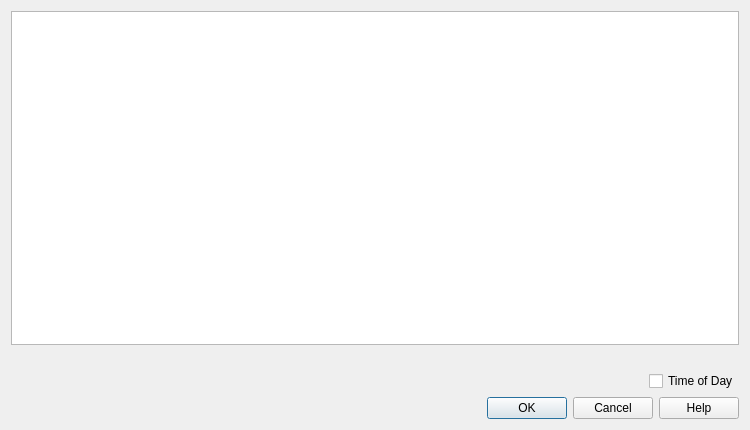
Above: ui/qt/voip_calls_dialog.ui from deepin-community/wireshark before the change. Below: the same form after it.
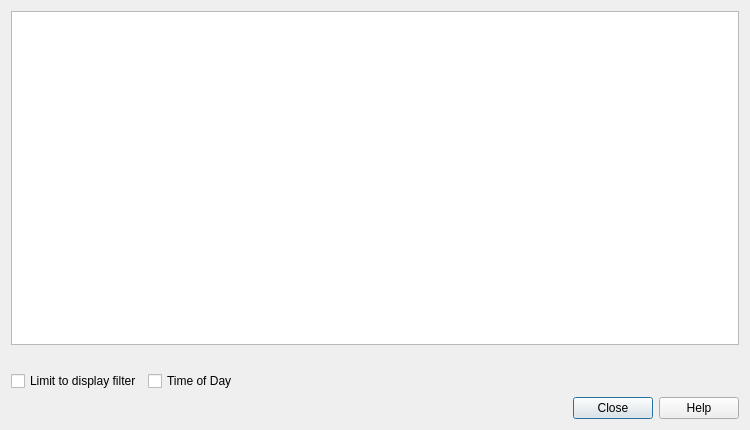
That is the form after the change.

Diff of the .ui file:
```diff
--- a/ui/qt/voip_calls_dialog.ui
+++ b/ui/qt/voip_calls_dialog.ui
@@ -42,6 +42,23 @@
    </item>
    <item>
     <layout class="QHBoxLayout" name="horizontalLayout">
+     <item>
+      <widget class="QCheckBox" name="displayFilterCheckBox">
+       <property name="toolTip">
+        <string>&lt;html&gt;&lt;head/&gt;&lt;body&gt;&lt;p&gt;Only show conversations matching the current display filter&lt;/p&gt;&lt;/body&gt;&lt;/html&gt;</string>
+       </property>
+       <property name="text">
+        <string>Limit to display filter</string>
+       </property>
+      </widget>
+     </item>
+     <item>
+      <widget class="QCheckBox" name="todCheckBox">
+       <property name="text">
+        <string>Time of Day</string>
+       </property>
+      </widget>
+     </item>
      <item>
       <spacer name="horizontalSpacer">
        <property name="orientation">
@@ -55,13 +72,6 @@
        </property>
       </spacer>
      </item>
-     <item>
-      <widget class="QCheckBox" name="todCheckBox">
-       <property name="text">
-        <string>Time of Day</string>
-       </property>
-      </widget>
-     </item>
     </layout>
    </item>
    <item>
@@ -70,7 +80,7 @@
       <enum>Qt::Horizontal</enum>
      </property>
      <property name="standardButtons">
-      <set>QDialogButtonBox::Cancel|QDialogButtonBox::Help|QDialogButtonBox::Ok</set>
+      <set>QDialogButtonBox::Close|QDialogButtonBox::Help</set>
      </property>
     </widget>
    </item>
```
Left out of the diff: 90 changed lines with no effect on the pictures.
